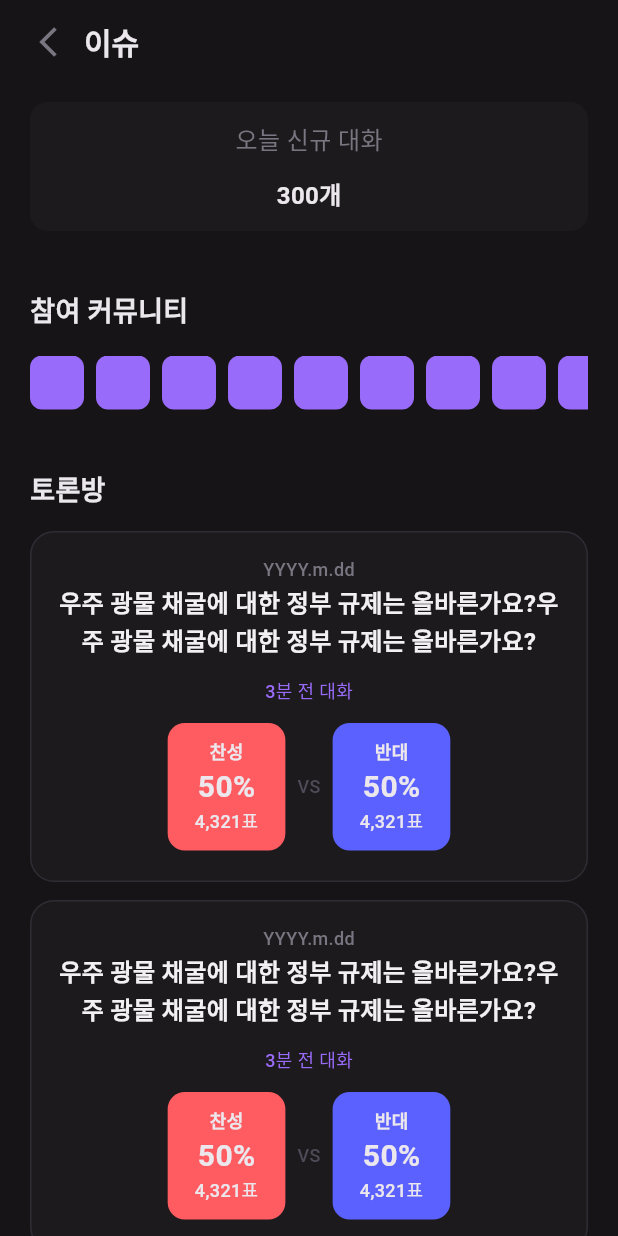
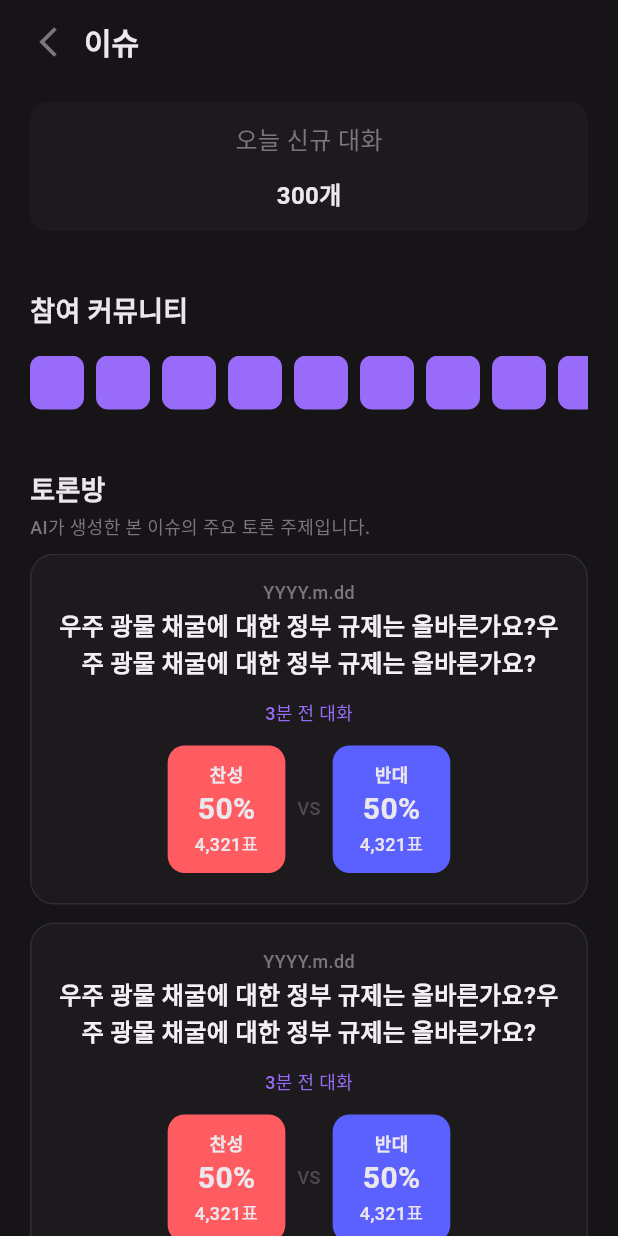
Before and after one commit to Debate-Season/DebateSeason_Frontend_V1, a Flutter app: the IssueRoomScreen screen opened by its route, on a phone screen of 412 x 824 dp. Run offline on Flutter 3.47's test engine with Material 3 defaults, Android fonts, the phone set to English and light mode, and no system bars; our stand-ins replace firebase_core, flutter_dotenv, flutter_secure_storage, flutter_svg, fluttertoast, get and 2 more; missing offline and left inert: kakao_flutter_sdk_user, stomp_dart_client; accounts and stored records are empty; Roboto replaces fonts that are missing (Pretendard).

Commit message:
add #44 토론방 목록 상단에 설명문구UI 추가

```diff
--- a/lib/features/issue/presentation/view/issue_room_screen.dart
+++ b/lib/features/issue/presentation/view/issue_room_screen.dart
@@ -124,7 +124,12 @@ class IssueRoomScreen extends GetView<IssueRoomViewModel> {
       crossAxisAlignment: CrossAxisAlignment.start,
       children: [
         DeText('토론방', style: title),
-        Gaps.v16,
+        Gaps.v4,
+        DeText(
+          'AI가 생성한 본 이슈의 주요 토론 주제입니다.',
+          style: cation12M.copyWith(color: grey50),
+        ),
+        Gaps.v8,
         Expanded(child: _debateList()),
       ],
     );
```
